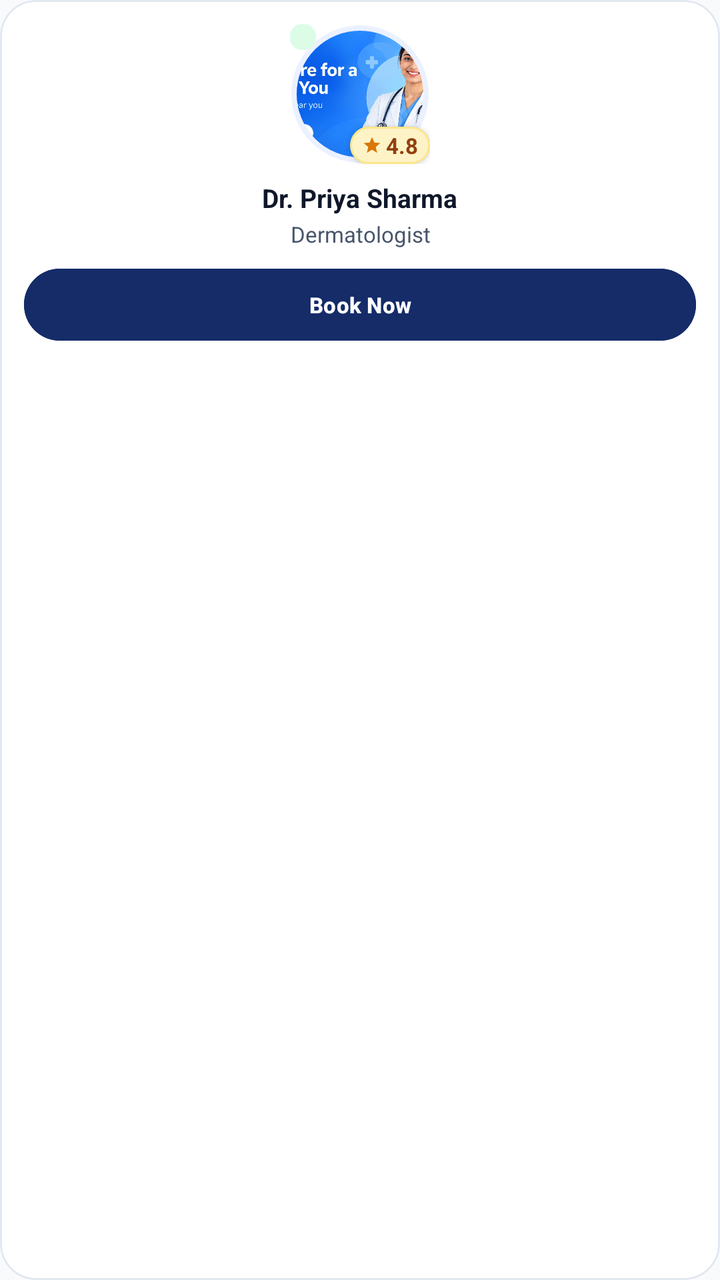
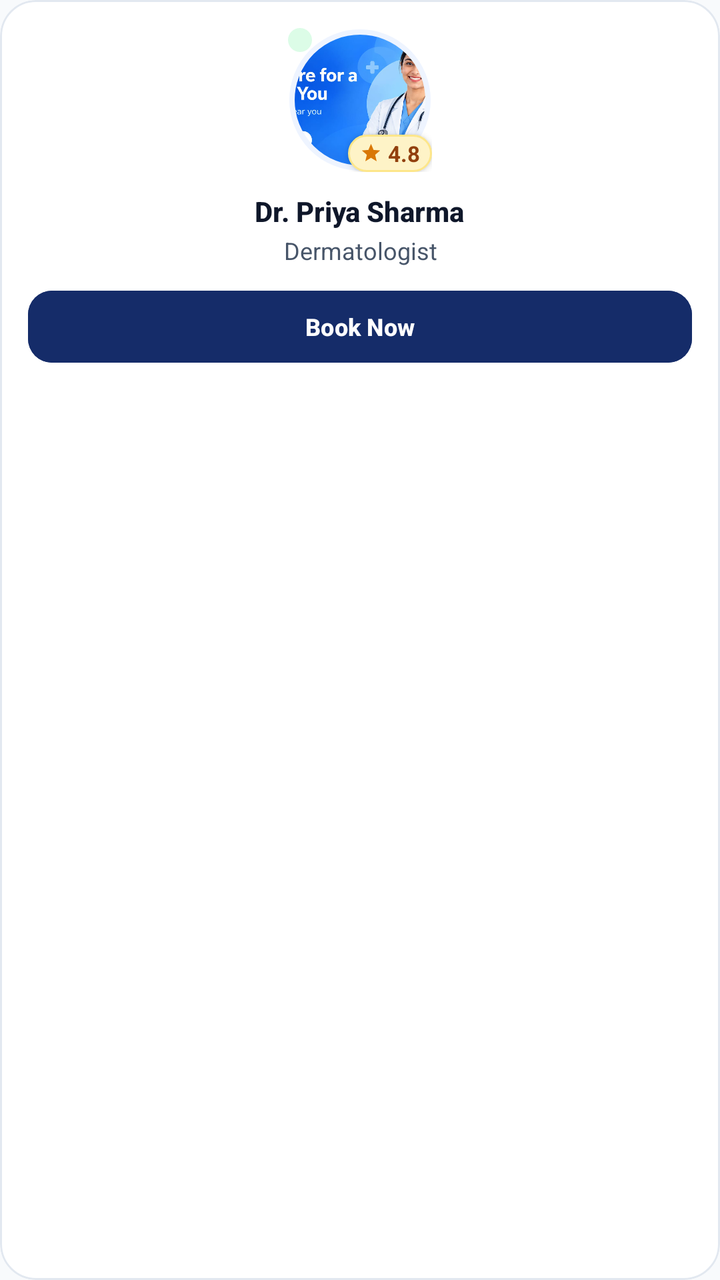

Screens rendered from an Android XML layout before and after an edit, with the pre-edit source and the edit as a unified diff.
<!-- AndroidManifest.xml: application theme Theme.CareWell -->
<!-- res/layout/item_doctor_preview.xml -->
<?xml version="1.0" encoding="utf-8"?>
<com.google.android.material.card.MaterialCardView xmlns:android="http://schemas.android.com/apk/res/android"
    xmlns:app="http://schemas.android.com/apk/res-auto"
    android:layout_width="match_parent"
    android:layout_height="wrap_content"
    android:layout_margin="5dp"
    app:cardBackgroundColor="@color/surface_white"
    app:cardCornerRadius="18dp"
    app:cardElevation="3dp"
    app:strokeColor="@color/card_stroke"
    app:strokeWidth="1dp">

    <LinearLayout
        android:layout_width="match_parent"
        android:layout_height="wrap_content"
        android:gravity="center_horizontal"
        android:orientation="vertical"
        android:padding="12dp">

        <FrameLayout
            android:layout_width="wrap_content"
            android:layout_height="wrap_content"
            android:layout_gravity="center_horizontal">

            <com.google.android.material.imageview.ShapeableImageView
                android:id="@+id/iv_doctor_preview"
                android:layout_width="70dp"
                android:layout_height="70dp"
                android:layout_gravity="center"
                android:contentDescription="Doctor Preview Image"
                android:padding="2dp"
                android:scaleType="centerCrop"
                android:src="@drawable/banner_1"
                app:shapeAppearanceOverlay="@style/ShapeAppearanceOverlay.App.Circle"
                app:strokeColor="@color/primary_light"
                app:strokeWidth="2.5dp" />

            
            <View
                android:id="@+id/view_available_dot"
                android:layout_width="13dp"
                android:layout_height="13dp"
                android:layout_gravity="top|start"
                android:background="@drawable/bg_badge_verified" />

            
            <LinearLayout
                android:layout_width="wrap_content"
                android:layout_height="wrap_content"
                android:layout_gravity="bottom|end"
                android:background="@drawable/bg_rating_chip"
                android:elevation="2dp"
                android:gravity="center_vertical"
                android:paddingHorizontal="6dp"
                android:paddingVertical="2dp">

                <ImageView
                    android:layout_width="10dp"
                    android:layout_height="10dp"
                    android:contentDescription="Rating star"
                    android:src="@drawable/ic_star"
                    app:tint="@color/warning_yellow" />

                <TextView
                    android:id="@+id/tv_rating_preview"
                    android:layout_width="wrap_content"
                    android:layout_height="wrap_content"
                    android:layout_marginStart="2dp"
                    android:text="4.8"
                    android:textColor="#92400E"
                    android:textSize="11sp"
                    android:textStyle="bold" />
            </LinearLayout>

        </FrameLayout>

        <TextView
            android:id="@+id/tv_doctor_name_preview"
            android:layout_width="wrap_content"
            android:layout_height="wrap_content"
            android:layout_marginTop="8dp"
            android:ellipsize="end"
            android:gravity="center"
            android:maxLines="1"
            android:text="Dr. Priya Sharma"
            android:textColor="@color/text_primary"
            android:textSize="13sp"
            android:textStyle="bold" />

        <TextView
            android:id="@+id/tv_specialization_preview"
            android:layout_width="wrap_content"
            android:layout_height="wrap_content"
            android:layout_marginTop="2dp"
            android:ellipsize="end"
            android:gravity="center"
            android:maxLines="1"
            android:text="Dermatologist"
            android:textColor="@color/text_secondary"
            android:textSize="11sp" />

        <com.google.android.material.button.MaterialButton
            android:id="@+id/btn_book_preview"
            android:layout_width="match_parent"
            android:layout_height="36dp"
            android:layout_marginTop="10dp"
            android:backgroundTint="@color/primary"
            android:insetTop="0dp"
            android:insetBottom="0dp"
            android:padding="0dp"
            android:text="Book Now"
            android:textColor="@color/white"
            android:textSize="11sp"
            android:textStyle="bold"
            app:cornerRadius="18dp" />

    </LinearLayout>

</com.google.android.material.card.MaterialCardView>
<!-- resources referenced by this layout -->
<resources>
  <color name="card_stroke">#E2E8F0</color>
  <color name="primary">#152C69</color>
  <color name="primary_light">#EBF1FF</color>
  <color name="surface_white">#FFFFFF</color>
  <color name="text_primary">#0F172A</color>
  <color name="text_secondary">#475569</color>
  <color name="warning_yellow">#D97706</color>
  <color name="white">#FFFFFF</color>
  <!-- drawable banner_1: jpeg bitmap (drawable, 99755 bytes) -->
  <!-- drawable bg_badge_verified (drawable) -->
  <?xml version="1.0" encoding="utf-8"?>
  <shape xmlns:android="http://schemas.android.com/apk/res/android"
      android:shape="rectangle">
      <solid android:color="#DCFCE7" />
      <corners android:radius="6dp" />
  </shape>
  <!-- drawable bg_rating_chip (drawable) -->
  <?xml version="1.0" encoding="utf-8"?>
  <shape xmlns:android="http://schemas.android.com/apk/res/android"
      android:shape="rectangle">
      <solid android:color="#FEF3C7" />
      <corners android:radius="12dp" />
      <stroke
          android:width="1dp"
          android:color="#FDE68A" />
  </shape>
  <!-- drawable ic_star (drawable) -->
  <vector xmlns:android="http://schemas.android.com/apk/res/android"
      android:width="24dp"
      android:height="24dp"
      android:viewportWidth="24"
      android:viewportHeight="24">
      <path
          android:fillColor="#F59E0B"
          android:pathData="M12,17.27L18.18,21l-1.64,-7.03L22,9.24l-7.19,-0.61L12,2 9.19,8.63 2,9.24l5.46,4.73L5.82,21z"/>
  </vector>
  <style name="ShapeAppearanceOverlay.App.Circle" parent="">
          <item name="cornerSize">50%</item>
      </style>
  <style name="Theme.CareWell" parent="Base.Theme.CareWell" />
  <style name="Base.Theme.CareWell" parent="Theme.Material3.Light.NoActionBar">
          <item name="colorPrimary">@color/primary</item>
          <item name="colorPrimaryVariant">@color/primary_dark</item>
          <item name="colorOnPrimary">@color/white</item>
          <item name="colorSecondary">@color/secondary</item>
          <item name="colorSecondaryVariant">@color/secondary</item>
          <item name="colorOnSecondary">@color/white</item>
          <item name="android:statusBarColor">@color/white</item>
          <item name="android:windowLightStatusBar">true</item>
          <item name="android:windowBackground">@color/background_light</item>
          <item name="colorSecondaryContainer">@color/primary_light</item>
          <item name="colorOnSecondaryContainer">@color/primary</item>
          <item name="android:navigationBarColor">@color/white</item>
          <item name="android:windowLightNavigationBar" tools:targetApi="o_mr1">true</item>
      </style>
  <color name="primary_dark">#0D1D47</color>
  <color name="secondary">#2563EB</color>
  <color name="background_light">#F8FAFC</color>
</resources>

<!-- the commit's change to res/layout/item_doctor_preview.xml (unified diff, before → after) -->
@@ -4,6 +4,9 @@
     android:layout_width="match_parent"
     android:layout_height="wrap_content"
     android:layout_margin="5dp"
+    android:clickable="true"
+    android:focusable="true"
+    android:foreground="?attr/selectableItemBackground"
     app:cardBackgroundColor="@color/surface_white"
     app:cardCornerRadius="18dp"
     app:cardElevation="3dp"
@@ -15,7 +18,7 @@
         android:layout_height="wrap_content"
         android:gravity="center_horizontal"
         android:orientation="vertical"
-        android:padding="12dp">
+        android:padding="14dp">
 
         <FrameLayout
             android:layout_width="wrap_content"
@@ -24,8 +27,8 @@
 
             <com.google.android.material.imageview.ShapeableImageView
                 android:id="@+id/iv_doctor_preview"
-                android:layout_width="70dp"
-                android:layout_height="70dp"
+                android:layout_width="72dp"
+                android:layout_height="72dp"
                 android:layout_gravity="center"
                 android:contentDescription="Doctor Preview Image"
                 android:padding="2dp"
@@ -38,8 +41,8 @@
             
             <View
                 android:id="@+id/view_available_dot"
-                android:layout_width="13dp"
-                android:layout_height="13dp"
+                android:layout_width="12dp"
+                android:layout_height="12dp"
                 android:layout_gravity="top|start"
                 android:background="@drawable/bg_badge_verified" />
 
@@ -55,8 +58,8 @@
                 android:paddingVertical="2dp">
 
                 <ImageView
-                    android:layout_width="10dp"
-                    android:layout_height="10dp"
+                    android:layout_width="11dp"
+                    android:layout_height="11dp"
                     android:contentDescription="Rating star"
                     android:src="@drawable/ic_star"
                     app:tint="@color/warning_yellow" />
@@ -65,7 +68,7 @@
                     android:id="@+id/tv_rating_preview"
                     android:layout_width="wrap_content"
                     android:layout_height="wrap_content"
-                    android:layout_marginStart="2dp"
+                    android:layout_marginStart="3dp"
                     android:text="4.8"
                     android:textColor="#92400E"
                     android:textSize="11sp"
@@ -78,13 +81,14 @@
             android:id="@+id/tv_doctor_name_preview"
             android:layout_width="wrap_content"
             android:layout_height="wrap_content"
-            android:layout_marginTop="8dp"
+            android:layout_marginTop="10dp"
             android:ellipsize="end"
+            android:fontFamily="sans-serif-medium"
             android:gravity="center"
             android:maxLines="1"
             android:text="Dr. Priya Sharma"
             android:textColor="@color/text_primary"
-            android:textSize="13sp"
+            android:textSize="14sp"
             android:textStyle="bold" />
 
         <TextView
@@ -97,22 +101,23 @@
             android:maxLines="1"
             android:text="Dermatologist"
             android:textColor="@color/text_secondary"
-            android:textSize="11sp" />
+            android:textSize="12sp" />
 
         <com.google.android.material.button.MaterialButton
             android:id="@+id/btn_book_preview"
             android:layout_width="match_parent"
             android:layout_height="36dp"
-            android:layout_marginTop="10dp"
+            android:layout_marginTop="12dp"
             android:backgroundTint="@color/primary"
+            android:fontFamily="sans-serif-medium"
             android:insetTop="0dp"
             android:insetBottom="0dp"
             android:padding="0dp"
             android:text="Book Now"
             android:textColor="@color/white"
-            android:textSize="11sp"
+            android:textSize="12sp"
             android:textStyle="bold"
-            app:cornerRadius="18dp" />
+            app:cornerRadius="12dp" />
 
     </LinearLayout>
 
<!-- resource entries referenced after the edit -->
@@ -2,7 +2,7 @@
 <resources>
   <color name="card_stroke">#E2E8F0</color>
   <color name="primary">#152C69</color>
-  <color name="primary_light">#EBF1FF</color>
+  <color name="primary_light">#EEF4FF</color>
   <color name="surface_white">#FFFFFF</color>
   <color name="text_primary">#0F172A</color>
   <color name="text_secondary">#475569</color>
@@ -13,8 +13,8 @@
   <?xml version="1.0" encoding="utf-8"?>
   <shape xmlns:android="http://schemas.android.com/apk/res/android"
       android:shape="rectangle">
-      <solid android:color="#DCFCE7" />
-      <corners android:radius="6dp" />
+      <solid android:color="@color/success_light" />
+      <corners android:radius="8dp" />
   </shape>
   <!-- drawable bg_rating_chip (drawable) -->
   <?xml version="1.0" encoding="utf-8"?>
@@ -40,6 +40,7 @@
           <item name="cornerSize">50%</item>
       </style>
   <style name="Theme.CareWell" parent="Base.Theme.CareWell" />
+  <color name="success_light">#DCFCE7</color>
   <style name="Base.Theme.CareWell" parent="Theme.Material3.Light.NoActionBar">
           <item name="colorPrimary">@color/primary</item>
           <item name="colorPrimaryVariant">@color/primary_dark</item>
